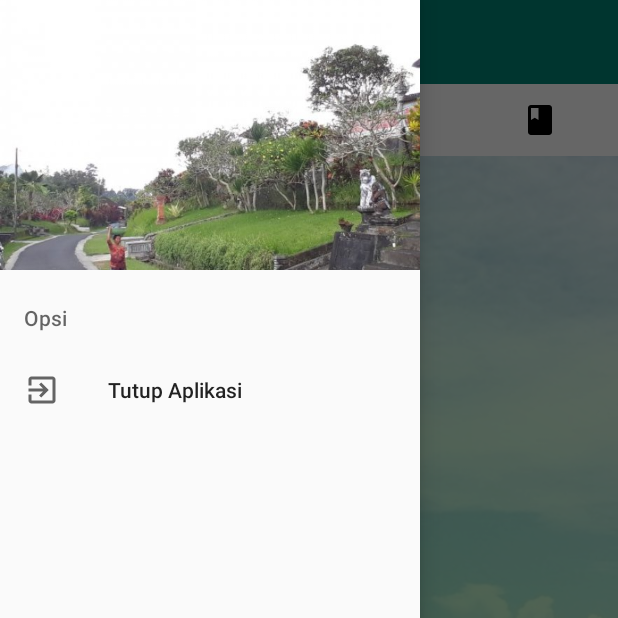
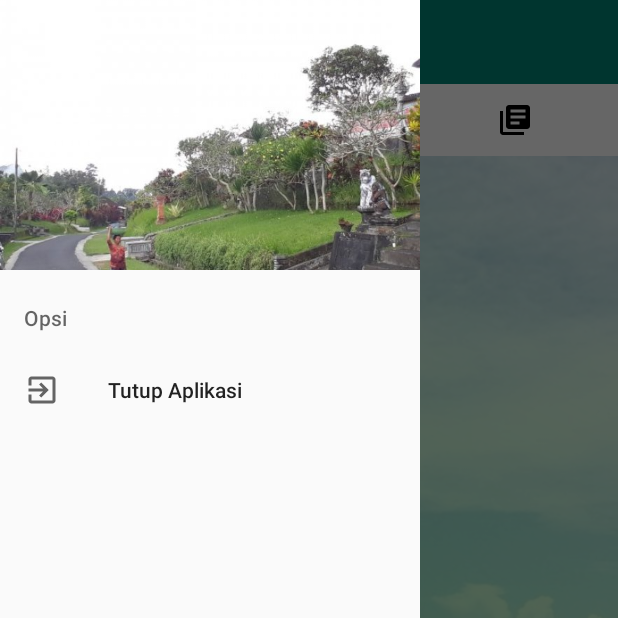
Before and after one commit to mafia-bola/c339b0, an Android app: the screen it shows after launch (MenuActivity), with the side drawer open, on a phone screen of 412 x 824 dp, the top half of it. Run offline under Robolectric (Android 15) with nearby library versions, the phone set to English and light mode, and no system bars; our stand-ins replace Volley; network calls fail.

Commit message:
Update Remove Menu Event

```diff
--- a/app/src/main/AndroidManifest.xml
+++ b/app/src/main/AndroidManifest.xml
@@ -12,7 +12,7 @@
 
     <application
         android:allowBackup="true"
-        android:hardwareAccelerated="true"
+        android:hardwareAccelerated="false"
         android:icon="@mipmap/ic_launcher"
         android:label="@string/app_name"
         android:largeHeap="true"
--- a/app/src/main/java/com/disporapar/listdesawisata/MenuActivity.java
+++ b/app/src/main/java/com/disporapar/listdesawisata/MenuActivity.java
@@ -35,7 +35,6 @@ public class MenuActivity extends AppCompatActivity {
             R.drawable.ic_home_black_24dp,
             R.drawable.ic_dashboard_black_24dp,
             R.drawable.ic_library_books_black_24dp,
-            R.drawable.ic_book_black_24dp
     };
 
     @Override
@@ -128,16 +127,16 @@ public class MenuActivity extends AppCompatActivity {
     private void setupTabIcons() {
         Objects.requireNonNull(tabLayout.getTabAt(0)).setIcon(tabIcons[0]);
         Objects.requireNonNull(tabLayout.getTabAt(1)).setIcon(tabIcons[1]);
+//        Objects.requireNonNull(tabLayout.getTabAt(2)).setIcon(tabIcons[2]);
         Objects.requireNonNull(tabLayout.getTabAt(2)).setIcon(tabIcons[2]);
-        Objects.requireNonNull(tabLayout.getTabAt(3)).setIcon(tabIcons[3]);
     }
 
     private void setupViewPager(ViewPager viewPager) {
         ViewPagerAdapter adapter = new ViewPagerAdapter(getSupportFragmentManager());
         adapter.addFrag(new FragmentWisata(), "Desa Wisata");
         adapter.addFrag(new FragmentAtraksi(), "Atraksi Wisata");
-        adapter.addFrag(new FragmentEvent(), "Event");
-        adapter.addFrag(new FragmentKalendar(), "Kalendar");
+//        adapter.addFrag(new FragmentEvent(), "Event");
+        adapter.addFrag(new FragmentKalendar(), "Event");
         viewPager.setAdapter(adapter);
     }
 
--- a/app/src/main/res/values/strings.xml
+++ b/app/src/main/res/values/strings.xml
@@ -4,6 +4,6 @@
     <string name="openDrawer">Drawer dibuka</string>
     <string name="closeDrawer">Drawer ditutup</string>
 
-    <string name="alamatUrl">http://192.168.43.51/desawisata/public/</string>
+    <string name="alamatUrl">http://10.10.10.103/desawisata/public/</string>
     <string name="title_activity_maps">Map</string>
 </resources>
--- a/build.gradle
+++ b/build.gradle
@@ -7,7 +7,7 @@ buildscript {
 
     }
     dependencies {
-        classpath 'com.android.tools.build:gradle:3.5.0'
+        classpath 'com.android.tools.build:gradle:3.5.2'
 
         // NOTE: Do not place your application dependencies here; they belong
         // in the individual module build.gradle files
```
Also changed, not shown: app/src/main/res/drawable/itb_stikom_bali.png.
